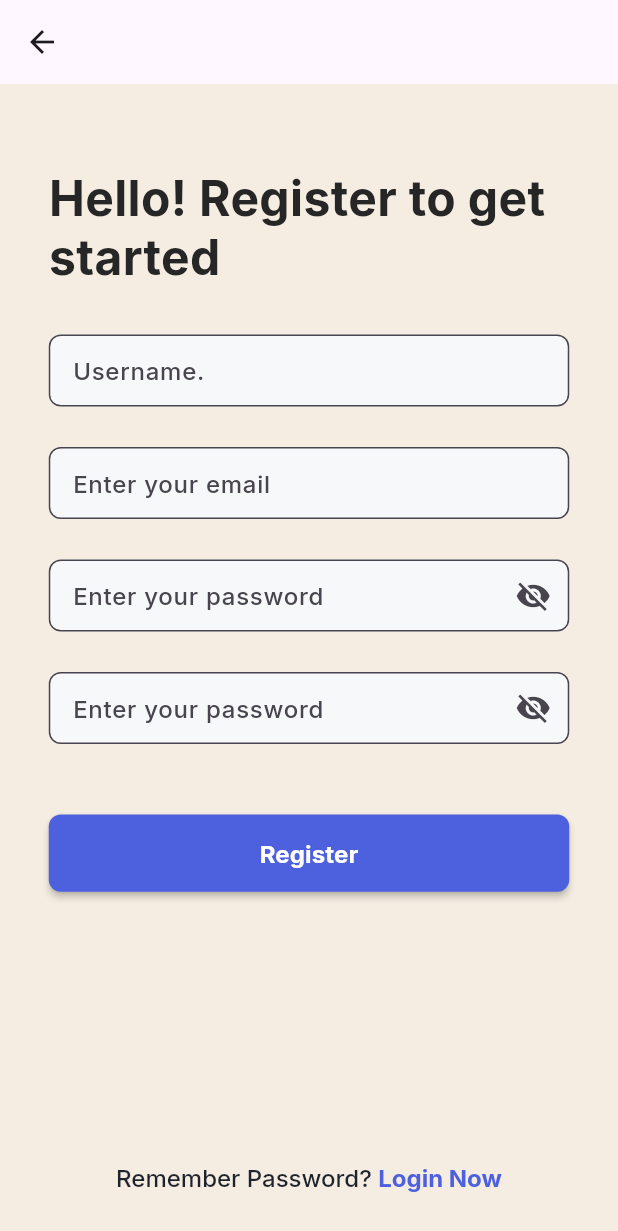
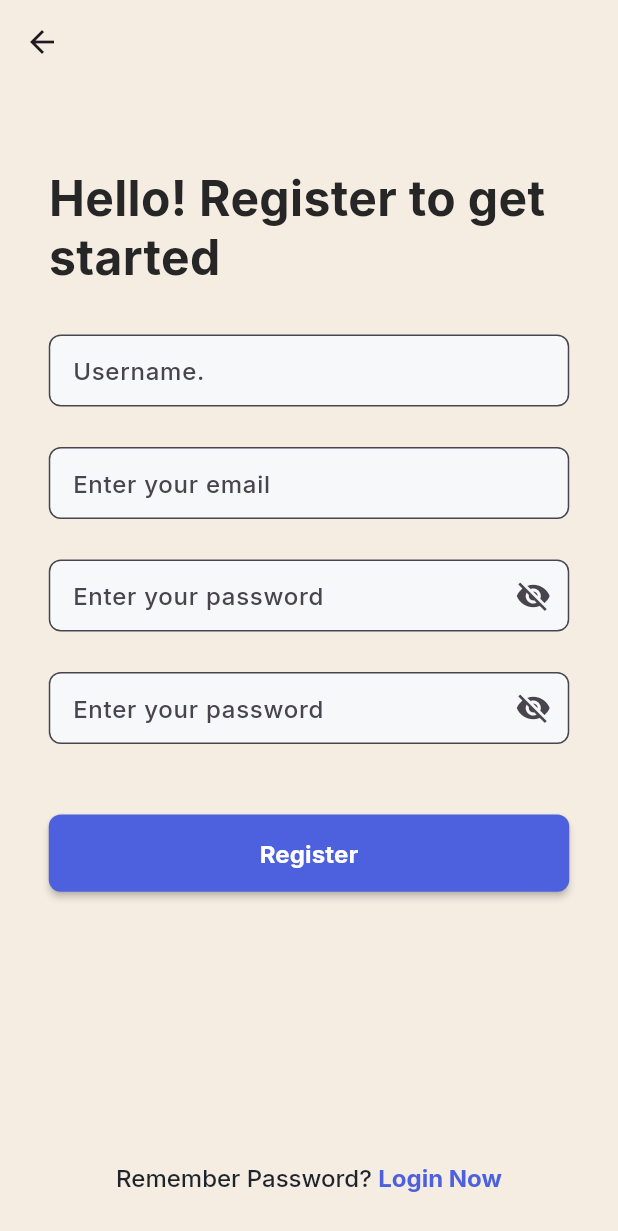
Before and after one commit to felopatersameh/Text_Detection, a Flutter app: the RegisterScreen screen opened directly, on a phone screen of 412 x 824 dp. Shown: the top 1231 px of the screen. Run offline on Flutter 3.47's test engine with Material 3 defaults, Android fonts, the light colour scheme and no system bars; our stand-ins replace bloc, flutter_bloc, google_fonts.

Commit message:
add appbar

```diff
--- a/lib/Config/Themes/light.dart
+++ b/lib/Config/Themes/light.dart
@@ -3,5 +3,9 @@ import 'package:flutter/material.dart';
 import '../../core/constant/colors.dart';
 
 ThemeData themeLight() => ThemeData(
-    scaffoldBackgroundColor: AppColors.cream,
+      scaffoldBackgroundColor: AppColors.cream,
+      appBarTheme: AppBarTheme(
+          backgroundColor: AppColors.cream,
+          elevation: 0,
+          surfaceTintColor: Colors.transparent),
     );
--- a/lib/features/auth/view/pages/login_screen.dart
+++ b/lib/features/auth/view/pages/login_screen.dart
@@ -4,7 +4,6 @@ import '../../../../core/utils/Widget/build_text_button.dart';
 import '../widgets/form_login.dart';
 
 import 'register_screen.dart';
-
 
 class LoginScreen extends StatelessWidget {
   const LoginScreen({super.key});
```
